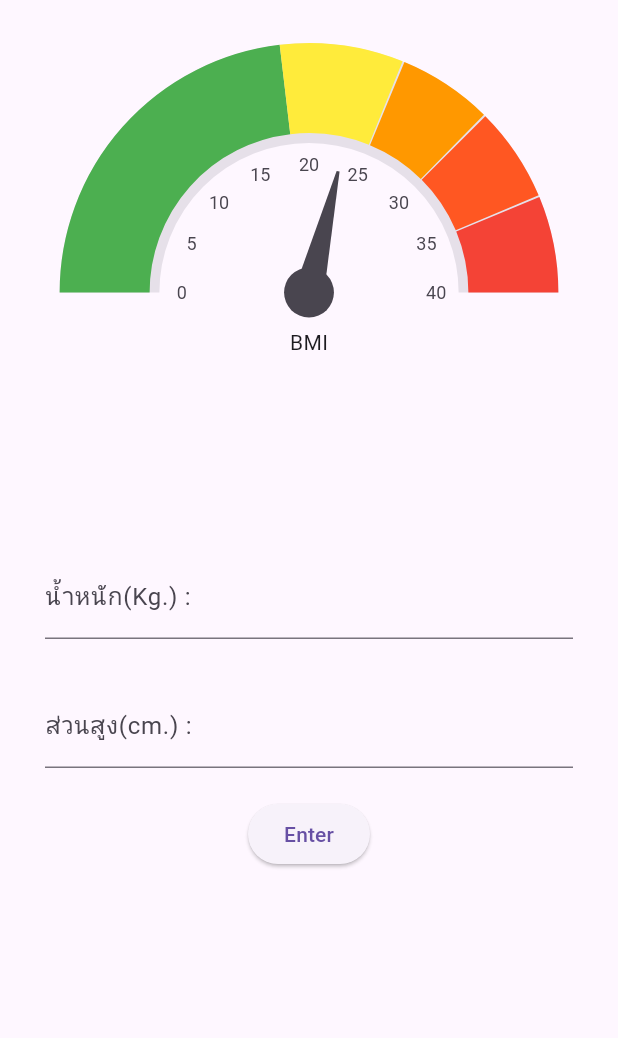
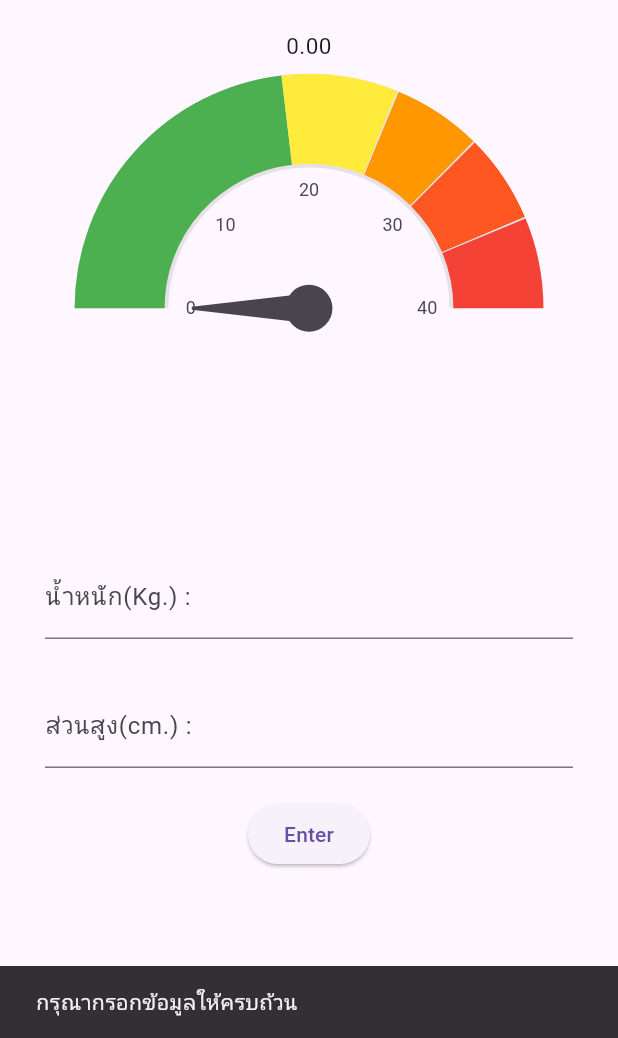
Before and after one commit to YongsakSaengsuk/Bmi_Calculator-Update-, a Flutter app: the screen it shows after launch, after a tap on "Enter", on a phone screen of 412 x 824 dp, the part 198-1236 px from its top. Run offline on Flutter 3.47's test engine with Material 3 defaults, Android fonts, the phone set to English and light mode, and no system bars; drawn by our look-alikes of syncfusion_flutter_gauges.

```diff
--- a/lib/bmi_page.dart
+++ b/lib/bmi_page.dart
@@ -13,16 +13,34 @@ class _BmiPageState extends State<BmiPage> {
   final TextEditingController heightController = TextEditingController();
   late double weight;
   late double height;
+  late double bmiValue = 0;
   void bmiCalculate() {
+    final weightText = weightController.text;
+    final heightText = heightController.text;
     setState(() {
-      debugPrint(weightController.text);
+      if (weightText.isEmpty || heightText.isEmpty) {
+        ScaffoldMessenger.of(context).showSnackBar(
+          SnackBar(content: Text("กรุณากรอกข้อมูลให้ครบถ้วน")),
+        );
+      } else if (double.tryParse(weightText) == null ||
+          double.tryParse(heightText) == null) {
+        ScaffoldMessenger.of(context).showSnackBar(
+          SnackBar(content: Text("กรุณากรอกเฉพาะตัวเลข")),
+        );
+      } else {
+        // เมื่อค่าถูกต้อง
+        weight = double.parse(weightText);
+        height = double.parse(heightText) / 100;
+        bmiValue = weight / ((height * height));
+      }
     });
+    weightController.clear();
+    heightController.clear();
   }
 
   @override
   Widget build(BuildContext context) {
-    return MaterialApp(
-      home: Scaffold(
+    return Scaffold(
       body: Container(
         padding: EdgeInsets.all(30),
         child: Center(
@@ -33,7 +51,7 @@ class _BmiPageState extends State<BmiPage> {
               SizedBox(
                 height: 20,
               ),
-                bmiGauges(),
+              bmiGauges(bmiValue),
               TextField(
                 controller: weightController,
                 decoration: InputDecoration(labelText: 'น้ำหนัก(Kg.) :'),
@@ -55,14 +73,14 @@ class _BmiPageState extends State<BmiPage> {
           ),
         )),
       ),
-      ),
     );
   }
 }
 
-Widget bmiGauges() {
+Widget bmiGauges(double bmiValue) {
   return SfRadialGauge(
     enableLoadingAnimation: true,
+    title: GaugeTitle(text: bmiValue.toStringAsFixed(2)),
     axes: [
       RadialAxis(
         startAngle: 180,
@@ -111,17 +129,10 @@ Widget bmiGauges() {
         ],
         pointers: [
           NeedlePointer(
-            value: 23, // เอาไว้ใส่ค่าที่ลูกสรชี้
+            value: bmiValue, // เอาไว้ใส่ค่าที่ลูกสรชี้
             needleLength: 0.5,
             needleEndWidth: 10,
             knobStyle: KnobStyle(knobRadius: 0.1),
-          )
-        ],
-        annotations: [
-          GaugeAnnotation(
-            widget: Text('BMI'),
-            positionFactor: 0.2,
-            angle: 90,
           )
         ],
       )
--- a/lib/main.dart
+++ b/lib/main.dart
@@ -2,5 +2,5 @@ import 'package:bmi_calculator/bmi_page.dart';
 import 'package:flutter/material.dart';
 
 void main() {
-  runApp(const BmiPage());
+  runApp(MaterialApp(home: BmiPage()));
 }
```
Lines whose indentation alone changed are shown as unchanged.
